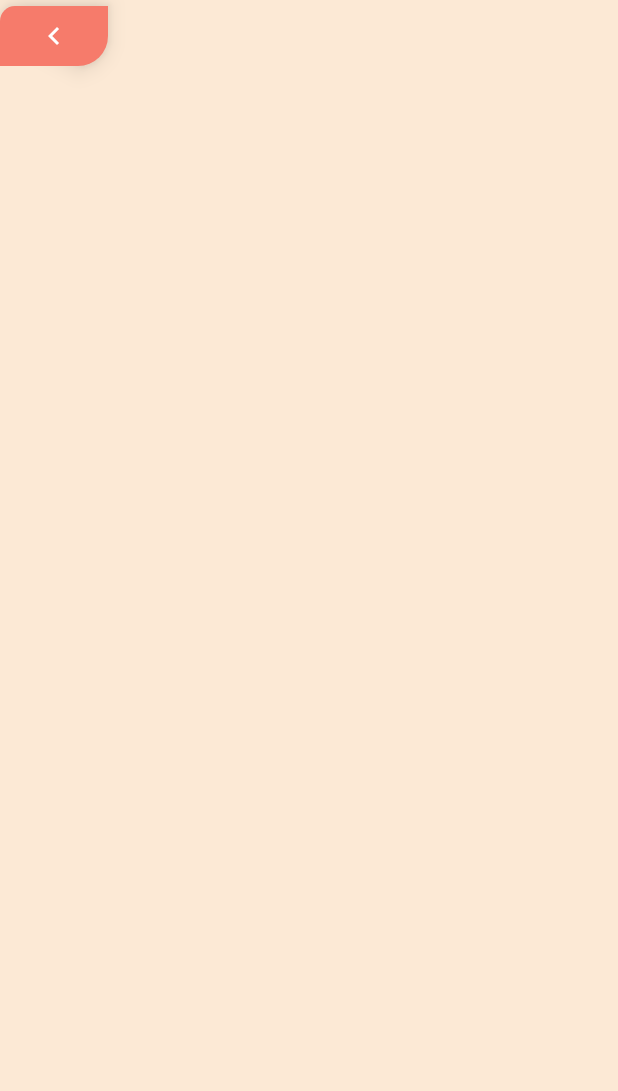
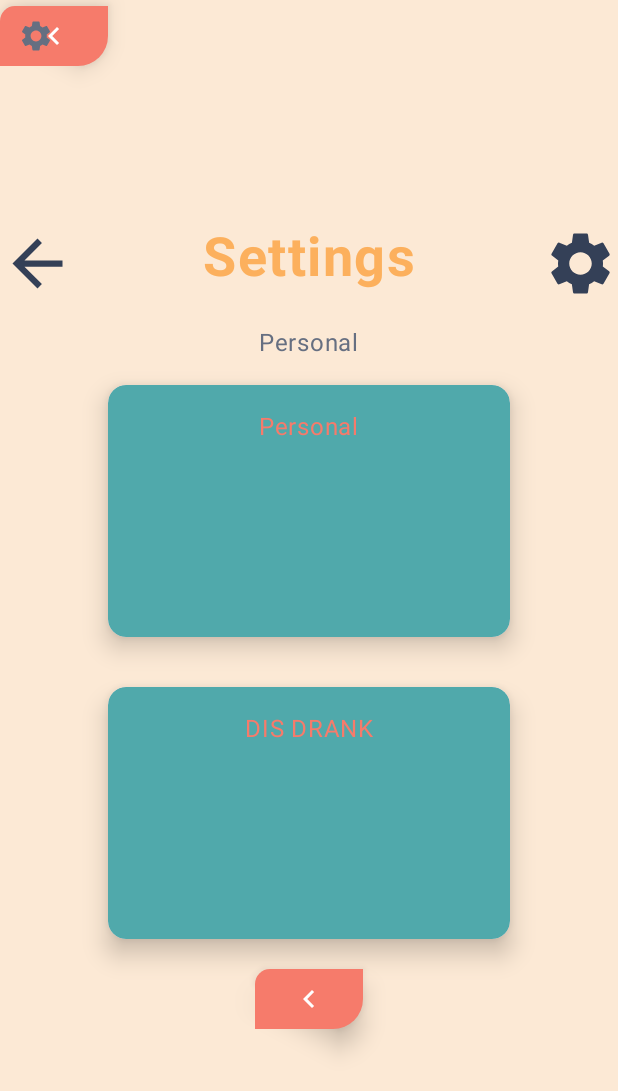
Before and after one commit to lervus/YouMe, an Android app built with Jetpack Compose: the SettingView screen opened through its navigation route, on a phone screen of 412 x 824 dp. Shown: the top 1091 px of the screen. Run offline under Robolectric (Android 15) with nearby library versions, the phone set to English and light mode, and no system bars; our stand-ins replace Room's generated code.

Commit message:
Added settings

```diff
--- a/app/src/main/java/com/cc221020/ccl3/view/MainView.kt
+++ b/app/src/main/java/com/cc221020/ccl3/view/MainView.kt
@@ -2,7 +2,11 @@ package com.cc221020.ccl3.view
 
 import androidx.compose.foundation.layout.Row
 import androidx.compose.foundation.layout.padding
+import androidx.compose.material.icons.Icons
+import androidx.compose.material.icons.filled.Settings
 import androidx.compose.material3.ExperimentalMaterial3Api
+import androidx.compose.material3.Icon
+import androidx.compose.material3.IconButton
 import androidx.compose.material3.Scaffold
 import androidx.compose.runtime.Composable
 import androidx.compose.runtime.collectAsState
@@ -46,6 +50,9 @@ fun MainView(mainViewModel: MainViewModel){
         if(navController.currentBackStackEntryAsState().value?.destination?.route != "enter" || navController.currentBackStackEntryAsState().value?.destination?.route != "avatar"){
             BackButton(navController = navController)
         }
+        IconButton(onClick = { navController.navigate("settings")}) {
+            Icon(imageVector = Icons.Default.Settings, contentDescription = "Settings")
+        }
         InfoPopup(xp = 0, mainViewModel)
     }
 }
--- a/app/src/main/java/com/cc221020/ccl3/view/SettingView.kt
+++ b/app/src/main/java/com/cc221020/ccl3/view/SettingView.kt
@@ -1,10 +1,122 @@
 package com.cc221020.ccl3.view
 
+import androidx.compose.foundation.background
+import androidx.compose.foundation.clickable
+import androidx.compose.foundation.layout.Arrangement
+import androidx.compose.foundation.layout.Box
+import androidx.compose.foundation.layout.Column
+import androidx.compose.foundation.layout.Spacer
+import androidx.compose.foundation.layout.fillMaxSize
+import androidx.compose.foundation.layout.fillMaxWidth
+import androidx.compose.foundation.layout.height
+import androidx.compose.foundation.layout.padding
+import androidx.compose.foundation.layout.size
+import androidx.compose.foundation.layout.width
+import androidx.compose.foundation.layout.wrapContentWidth
+import androidx.compose.foundation.shape.CircleShape
+import androidx.compose.foundation.verticalScroll
+import androidx.compose.material.icons.Icons
+import androidx.compose.material.icons.filled.Add
+import androidx.compose.material.icons.filled.ArrowBack
+import androidx.compose.material.icons.filled.Settings
+import androidx.compose.material3.Button
+import androidx.compose.material3.ButtonDefaults
+import androidx.compose.material3.Card
+import androidx.compose.material3.Icon
+import androidx.compose.material3.MaterialTheme
+import androidx.compose.material3.Text
 import androidx.compose.runtime.Composable
+import androidx.compose.ui.Alignment
+import androidx.compose.ui.Modifier
+import androidx.compose.ui.draw.shadow
+import androidx.compose.ui.graphics.Color
+import androidx.compose.ui.unit.dp
 import androidx.navigation.NavController
 import com.cc221020.ccl3.MainViewModel
+import com.cc221020.ccl3.ui.components.BackButton
 
 @Composable
 fun SettingView(navController: NavController, mainViewModel: MainViewModel){
-
+                Column(
+                    modifier = Modifier
+                        .fillMaxSize(),
+                    verticalArrangement = Arrangement.Center,
+                    horizontalAlignment = Alignment.CenterHorizontally
+                ) {
+                    Box(modifier = Modifier
+                        .fillMaxWidth()
+                        .padding(0.dp, 16.dp)) {
+                        Icon(
+                            imageVector = Icons.Filled.ArrowBack,
+                            contentDescription = "Go Back",
+                            modifier = Modifier
+                                .align(Alignment.CenterStart)
+                                .size(50.dp)
+                                .clickable {
+                                    // mainViewModel.settings()
+                                },
+                            tint = MaterialTheme.colorScheme.onTertiary
+                        )
+                        Text(
+                            text = "Settings",
+                            modifier = Modifier
+                                .fillMaxWidth()
+                                .wrapContentWidth(Alignment.CenterHorizontally),
+                            style = MaterialTheme.typography.titleLarge,
+                            color = MaterialTheme.colorScheme.primary
+                        )
+                        Icon(
+                            imageVector = Icons.Filled.Settings,
+                            contentDescription = null,
+                            modifier = Modifier
+                                .align(Alignment.CenterEnd)
+                                .size(50.dp)
+                                .clickable {
+                                    // mainViewModel.settings()
+                                },
+                            tint = MaterialTheme.colorScheme.onTertiary
+                        )
+                    }
+                    Text(text = "Personal")
+                    Card(
+                        modifier = Modifier
+                            .height(200.dp)
+                            .width(300.dp)
+                            .padding(16.dp)
+                            .shadow(elevation = 10.dp, shape = MaterialTheme.shapes.medium),
+                        shape = MaterialTheme.shapes.medium
+                    ) {
+                        Box(
+                            modifier = Modifier
+                                .fillMaxSize()
+                                .background(MaterialTheme.colorScheme.secondary)
+                                .padding(16.dp),
+                            contentAlignment = Alignment.TopCenter
+                        ) {
+                            // Food
+                            Text(text = "Personal")
+                        }
+                    }
+                    Spacer(modifier = Modifier.height(1.dp))
+                    Card(
+                        modifier = Modifier
+                            .height(200.dp)
+                            .width(300.dp)
+                            .padding(16.dp)
+                            .shadow(elevation = 10.dp, shape = MaterialTheme.shapes.medium),
+                        shape = MaterialTheme.shapes.medium
+                    ) {
+                        Box(
+                            modifier = Modifier
+                                .fillMaxSize()
+                                .background(MaterialTheme.colorScheme.secondary)
+                                .padding(16.dp),
+                            contentAlignment = Alignment.TopCenter
+                        ) {
+                            // Food
+                            Text(text = "DIS DRANK")
+                        }
+                    }
+                    BackButton(navController = navController)
+                }
 }
```
